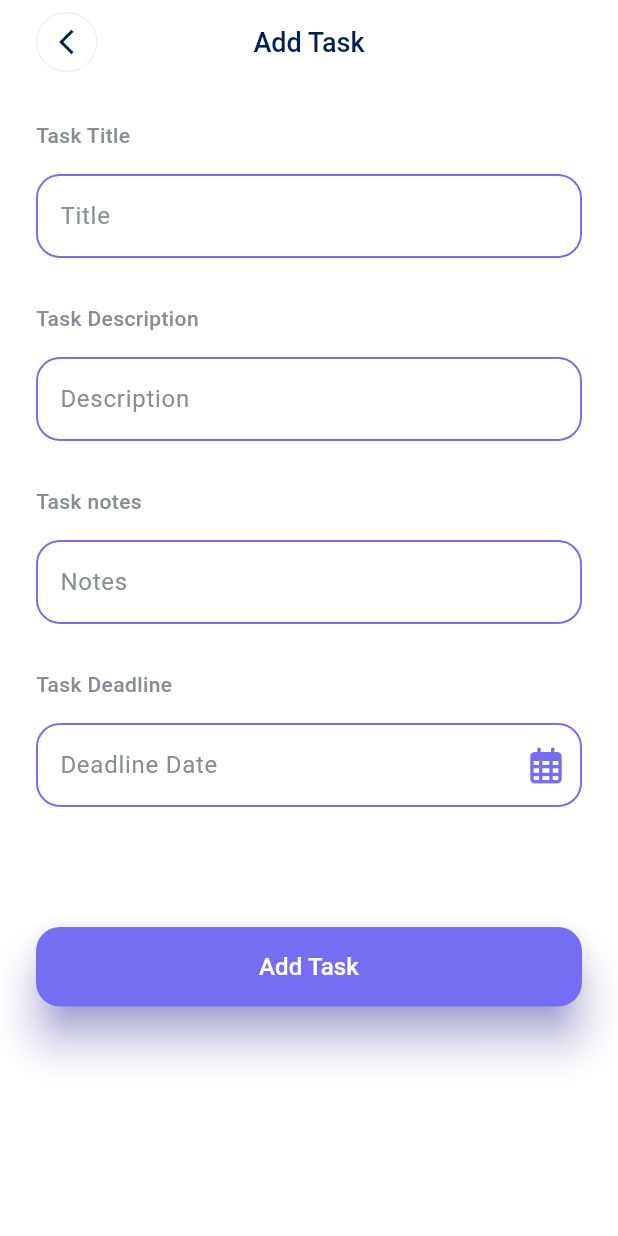
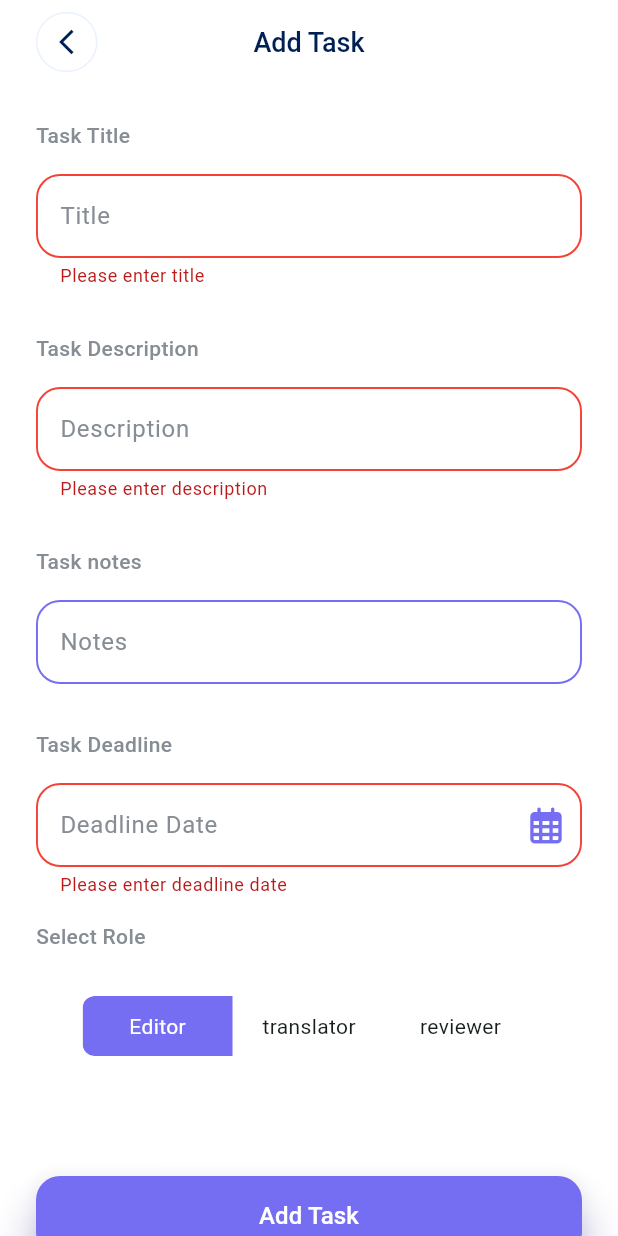
Before and after one commit to MohammadAliOmari/Task_Management_App, a Flutter app: the AddTaskScreen screen opened by its route, after a tap on "Add Task", on a phone screen of 412 x 824 dp. Run offline on Flutter 3.47's test engine with Material 3 defaults, Android fonts, the phone set to English and light mode, and no system bars; drawn by our look-alikes of toggle_switch; our stand-ins replace dartz, dio, flutter_bloc, flutter_dotenv, font_awesome_flutter, get_it and 5 more; accounts and stored records are empty.

Commit message:
update add task screen , update dark theme issue

```diff
--- a/lib/core/utils/api_services.dart
+++ b/lib/core/utils/api_services.dart
@@ -46,10 +46,10 @@ class ApiServices {
       }
     } on DioException catch (e) {
       final errorData = _handleError(e);
-      throw ApiException(errorData['error']); // Throw a custom ApiException
+      return errorData; // Return the error data ApiException(errorData['error']); // Throw a custom ApiException
     } catch (e) {
       log("Error: $e");
-      throw ApiException("An unexpected error occurred: ${e.toString()}");
+      return {'error': e.toString()};
     }
   }
 
--- a/lib/features/add_task/data/models/add_task_model.dart
+++ b/lib/features/add_task/data/models/add_task_model.dart
@@ -13,26 +13,30 @@ class AddTaskModel {
   bool? success;
   String? message;
   String? taskId;
-  int? assignedTo;
+  String? roleName;
+  int? usercount;
 
   AddTaskModel({
     this.success,
     this.message,
     this.taskId,
-    this.assignedTo,
+    this.usercount,
+    this.roleName,
   });
 
   factory AddTaskModel.fromJson(Map<String, dynamic> json) => AddTaskModel(
         success: json["success"],
         message: json["message"],
         taskId: json["task_id"],
-        assignedTo: json["assigned_to"],
+        usercount: json["user_count"],
+        roleName: json["role_name"],
       );
 
   Map<String, dynamic> toJson() => {
         "success": success,
         "message": message,
         "task_id": taskId,
-        "assigned_to": assignedTo,
+        "user_count": usercount,
+        "role_name": roleName,
       };
 }
--- a/lib/features/add_task/data/repos/add_task_repo.dart
+++ b/lib/features/add_task/data/repos/add_task_repo.dart
@@ -3,5 +3,5 @@ import 'package:task_app/core/errors/errors.dart';
 
 abstract class AddTaskRepo {
   Future<Either<Failure, Map<String, dynamic>>> addTask(
-      String title, String description, String date, String notes);
+      String title, String description, String date, String notes, int roleid);
 }
--- a/lib/features/add_task/data/repos/add_task_repo_impl.dart
+++ b/lib/features/add_task/data/repos/add_task_repo_impl.dart
@@ -9,14 +9,15 @@ class AddTaskRepoImpl extends AddTaskRepo {
 
   AddTaskRepoImpl(this._apiServices);
   @override
-  Future<Either<Failure, Map<String, dynamic>>> addTask(
-      String title, String description, String date, String notes) async {
+  Future<Either<Failure, Map<String, dynamic>>> addTask(String title,
+      String description, String date, String notes, int roleid) async {
     try {
       var response = await _apiServices.post('add_task.php', data: {
         "title": title,
         "description": description,
         "deadline": date,
-        "notes": notes
+        "notes": notes,
+        "role_id": roleid
       });
       return right(response);
     } catch (e) {
--- a/lib/features/add_task/presentation/manager/add_task_state.dart
+++ b/lib/features/add_task/presentation/manager/add_task_state.dart
@@ -6,7 +6,10 @@ final class AddTaskInitialState extends AddTaskState {}
 
 final class AddTaskLoadingState extends AddTaskState {}
 
-final class AddTaskSuccessState extends AddTaskState {}
+final class AddTaskSuccessState extends AddTaskState {
+  final AddTaskModel addTaskModel;
+  AddTaskSuccessState(this.addTaskModel);
+}
 
 final class AddTaskFailureState extends AddTaskState {
   final String message;
--- a/lib/features/add_task/presentation/view/add_task_screen.dart
+++ b/lib/features/add_task/presentation/view/add_task_screen.dart
@@ -1,20 +1,19 @@
 import 'package:flutter/material.dart';
-import 'package:font_awesome_flutter/font_awesome_flutter.dart';
+import 'package:flutter_bloc/flutter_bloc.dart';
 import 'package:go_router/go_router.dart';
 import 'package:task_app/constants.dart';
+import 'package:task_app/core/dependency_injection/dependency_injection.dart';
 import 'package:task_app/core/utils/styles/text_style.dart';
-import 'package:task_app/core/widgets/custom_button.dart';
-import 'package:task_app/core/widgets/custom_text_field.dart';
+import 'package:task_app/features/add_task/presentation/manager/add_task_cubit.dart';
+import 'package:task_app/features/add_task/presentation/view/widgets/add_task_bloc_builder.dart';
 
 class AddTaskScreen extends StatelessWidget {
   const AddTaskScreen({super.key});
   @override
   Widget build(BuildContext context) {
-    final TextEditingController controller = TextEditingController();
-    final TextEditingController dcontroller = TextEditingController();
-    final isDarkMode = Theme.of(context).brightness == Brightness.dark;
-
-    return Scaffold(
+    return BlocProvider(
+      create: (context) => getIt.get<AddTaskCubit>(),
+      child: Scaffold(
           appBar: AppBar(
             scrolledUnderElevation: 0,
             automaticallyImplyLeading: false,
@@ -49,119 +48,7 @@ class AddTaskScreen extends StatelessWidget {
               ),
             ),
           ),
-        body: SingleChildScrollView(
-          child: Form(
-            child: Padding(
-              padding: const EdgeInsets.all(24.0),
-              child: Column(
-                crossAxisAlignment: CrossAxisAlignment.start,
-                children: [
-                  Text(
-                    'Task Title',
-                    style: Styles.textStyle14meduim.copyWith(color: kGrayColor),
-                  ),
-                  const SizedBox(
-                    height: 16,
-                  ),
-                  CustomTextField(
-                    hintText: 'Title',
-                    controller: controller,
-                    validator: (p0) {},
-                  ),
-                  const SizedBox(
-                    height: 30,
-                  ),
-                  Text(
-                    'Task Description',
-                    style: Styles.textStyle14meduim.copyWith(color: kGrayColor),
-                  ),
-                  const SizedBox(
-                    height: 16,
-                  ),
-                  CustomTextField(
-                    hintText: 'Description',
-                    controller: dcontroller,
-                    validator: (p0) {},
-                  ),
-                  const SizedBox(
-                    height: 30,
-                  ),
-                  Text('Task notes',
-                      style:
-                          Styles.textStyle14meduim.copyWith(color: kGrayColor)),
-                  const SizedBox(
-                    height: 16,
-                  ),
-                  CustomTextField(
-                    hintText: 'Notes',
-                    controller: dcontroller,
-                    validator: (p0) {},
-                  ),
-                  const SizedBox(
-                    height: 30,
-                  ),
-                  Text('Task Deadline',
-                      style:
-                          Styles.textStyle14meduim.copyWith(color: kGrayColor)),
-                  const SizedBox(
-                    height: 16,
-                  ),
-                  CustomTextField(
-                    icon: Icon(
-                      FontAwesomeIcons.calendarDays,
-                      color: Theme.of(context).iconTheme.color,
-                    ),
-                    onpressed: () async {
-                      final dateTime = await showDatePicker(
-                        context: context,
-                        initialDate: DateTime.now(),
-                        firstDate: DateTime.now(),
-                        lastDate: DateTime(3000),
-                        builder: (context, child) {
-                          return isDarkMode
-                              ? Theme(
-                                  data: ThemeData.dark().copyWith(
-                                      colorScheme: ColorScheme.dark(
-                                    primary: Theme.of(context).primaryColor,
-                                    onPrimary:
-                                        Colors.white, // Header text color
-                                    surface: Colors
-                                        .grey[850]!, // Dialog background color
-                                    onSurface: Colors.white,
-                                  )),
-                                  child: child!,
-                                )
-                              : Theme(
-                                  data: ThemeData.light().copyWith(
-                                      colorScheme:
-                                          const ColorScheme.light().copyWith(
-                                    primary: Theme.of(context).primaryColor,
-                                    onPrimary:
-                                        Colors.white, // Header text color
-                                    onSurface: Colors.black,
-                                  )),
-                                  child: child!,
+          body: const AddTaskBlocBuilder()),
     );
-                        },
-                      );
-                      final time =
-                          '${dateTime?.day}/${dateTime?.month}/${dateTime?.year}';
-                      if (dateTime != null) {
-                        dcontroller.text = time;
-                      }
-                    },
-                    hintText: 'Deadline Date',
-                    controller: dcontroller,
-                    validator: (p0) {},
-                  ),
-                  const SizedBox(
-                    height: 80,
-                  ),
-                  CustomButton(title: 'Add Task', onPressed: () {})
-                ],
-              ),
-            ),
-          ),
-        ));
   }
 }
--- /dev/null
+++ b/lib/features/add_task/presentation/view/widgets/add_task_bloc_builder.dart
@@ -0,0 +1,152 @@
+import 'package:flutter/material.dart';
+import 'package:flutter_bloc/flutter_bloc.dart';
+import 'package:font_awesome_flutter/font_awesome_flutter.dart';
+import 'package:task_app/constants.dart';
+import 'package:task_app/core/utils/styles/text_style.dart';
+import 'package:task_app/core/widgets/custom_button.dart';
+import 'package:task_app/core/widgets/custom_text_field.dart';
+import 'package:task_app/features/add_task/presentation/manager/add_task_cubit.dart';
+import 'package:task_app/features/add_task/presentation/view/widgets/add_taskk_bloc_listener.dart';
+import 'package:toggle_switch/toggle_switch.dart';
+
+class AddTaskBlocBuilder extends StatelessWidget {
+  const AddTaskBlocBuilder({
+    super.key,
+  });
+
+  @override
+  Widget build(BuildContext context) {
+    return BlocBuilder<AddTaskCubit, AddTaskState>(
+      builder: (context, state) {
+        var cubit = context.read<AddTaskCubit>();
+        return SingleChildScrollView(
+          child: Form(
+            key: cubit.formKey,
+            child: Padding(
+              padding: const EdgeInsets.all(24.0),
+              child: Column(
+                crossAxisAlignment: CrossAxisAlignment.start,
+                children: [
+                  Text(
+                    'Task Title',
+                    style: Styles.textStyle14meduim.copyWith(color: kGrayColor),
+                  ),
+                  const SizedBox(
+                    height: 16,
+                  ),
+                  CustomTextField(
+                    hintText: 'Title',
+                    controller: cubit.titleController,
+                    validator: (value) {
+                      if (value == null || value.isEmpty) {
+                        return 'Please enter title';
+                      }
+                    },
+                  ),
+                  const SizedBox(
+                    height: 30,
+                  ),
+                  Text(
+                    'Task Description',
+                    style: Styles.textStyle14meduim.copyWith(color: kGrayColor),
+                  ),
+                  const SizedBox(
+                    height: 16,
+                  ),
+                  CustomTextField(
+                    hintText: 'Description',
+                    controller: cubit.descriptionController,
+                    validator: (value) {
+                      if (value == null || value.isEmpty) {
+                        return 'Please enter description';
+                      }
+                    },
+                  ),
+                  const SizedBox(
+                    height: 30,
+                  ),
+                  Text('Task notes',
+                      style:
+                          Styles.textStyle14meduim.copyWith(color: kGrayColor)),
+                  const SizedBox(
+                    height: 16,
+                  ),
+                  CustomTextField(
+                    hintText: 'Notes',
+                    controller: cubit.notesController,
+                    validator: (value) {},
+                  ),
+                  const SizedBox(
+                    height: 30,
+                  ),
+                  Text('Task Deadline',
+                      style:
+                          Styles.textStyle14meduim.copyWith(color: kGrayColor)),
+                  const SizedBox(
+                    height: 16,
+                  ),
+                  CustomTextField(
+                    icon: Icon(
+                      FontAwesomeIcons.calendarDays,
+                      color: Theme.of(context).iconTheme.color,
+                    ),
+                    onpressed: () {
+                      cubit.changeDate(context);
+                    },
+                    hintText: 'Deadline Date',
+                    controller: cubit.dateController,
+                    validator: (value) {
+                      if (value == null || value.isEmpty) {
+                        return 'Please enter deadline date';
+                      }
+                    },
+                  ),
+                  const SizedBox(
+                    height: 16,
+                  ),
+                  Text('Select Role',
+                      style:
+                          Styles.textStyle14meduim.copyWith(color: kGrayColor)),
+                  const SizedBox(
+                    height: 30,
+                  ),
+                  Center(
+                    child: ToggleSwitch(
+                      customWidths: const [100, 100, 100],
+                      initialLabelIndex: 0,
+                      totalSwitches: 3,
+                      activeFgColor: Theme.of(context).scaffoldBackgroundColor,
+                      inactiveBgColor:
+                          Theme.of(context).scaffoldBackgroundColor,
+                      activeBgColor: [
+                        Theme.of(context).iconTheme.color!,
+                        Theme.of(context).iconTheme.color!,
+                        Theme.of(context).iconTheme.color!,
+                      ],
+                      labels: const ['Editor', 'translator', 'reviewer'],
+                      onToggle: (index) {
+                        cubit.selectRole(index);
+                      },
+                    ),
+                  ),
+                  const SizedBox(
+                    height: 80,
+                  ),
+                  CustomButton(
+                      title: 'Add Task',
+                      onPressed: () {
+                        if (cubit.formKey.currentState!.validate()) {
+                          cubit.addTask();
+                        }
+                      }),
+                  const AddTaskBlocListener(),
+                  // Here, default theme colors are used for activeBgColor, activeFgColor, inactiveBgColor and inactiveFgColor
+                ],
+              ),
+            ),
+          ),
+        );
+      },
+    );
+  }
+}
--- a/lib/features/home/presentation/view/widgets/inprogress_list_view.dart
+++ b/lib/features/home/presentation/view/widgets/inprogress_list_view.dart
@@ -17,8 +17,8 @@ class InProgressListView extends StatelessWidget {
           itemBuilder: (context, index) => Container(
                 decoration: BoxDecoration(
                   borderRadius: BorderRadius.circular(16),
-                  color: Colors.white,
-                  border: Border.all(color: kLightGrayColor),
+                  color: Theme.of(context).scaffoldBackgroundColor,
+                  border: Border.all(color: kGrayColor),
                 ),
                 margin: const EdgeInsets.only(bottom: 16),
                 height: 85,
@@ -53,7 +53,7 @@ class InProgressListView extends StatelessWidget {
                               .copyWith(color: Theme.of(context).primaryColor),
                         ),
                         backgroundColor: kLightGrayColor,
-                        progressColor: kPurpleColor,
+                        progressColor: Theme.of(context).iconTheme.color,
                       ),
                     ],
                   ),
--- a/lib/features/layout/presentation/manager/cubit/layout_cubit.dart
+++ b/lib/features/layout/presentation/manager/cubit/layout_cubit.dart
@@ -1,7 +1,6 @@
 import 'package:flutter/material.dart';
 import 'package:flutter_bloc/flutter_bloc.dart';
 import 'package:go_router/go_router.dart';
-import 'package:task_app/constants.dart';
 import 'package:task_app/core/utils/app_router.dart';
 import 'package:task_app/features/home/presentation/view/home_screen.dart';
 import 'package:task_app/features/layout/presentation/view/widgets/bottom_sheet_item.dart';
@@ -76,7 +75,7 @@ class LayoutCubit extends Cubit<LayoutCubitState> {
                   width: 50,
                   decoration: BoxDecoration(
                     borderRadius: BorderRadius.circular(50),
-                    color: kPurpleColor,
+                    color: Theme.of(context).iconTheme.color,
                   ),
                   child: IconButton(
                     onPressed: () {
--- a/lib/features/layout/presentation/view/widgets/layout_bloc_consumer.dart
+++ b/lib/features/layout/presentation/view/widgets/layout_bloc_consumer.dart
@@ -22,7 +22,7 @@ class LayoutBlocConsumer extends StatelessWidget {
             elevation: 12,
             backgroundColor: Theme.of(context).scaffoldBackgroundColor,
             currentIndex: context.read<LayoutCubit>().curentindex,
-            selectedItemColor: kPurpleColor,
+            selectedItemColor: Theme.of(context).iconTheme.color,
             unselectedItemColor: kGrayColor,
             showSelectedLabels: false,
             iconSize: 28,
@@ -53,7 +53,7 @@ class LayoutBlocConsumer extends StatelessWidget {
                   width: 50,
                   decoration: BoxDecoration(
                     borderRadius: BorderRadius.circular(50),
-                    color: kPurpleColor,
+                    color: Theme.of(context).iconTheme.color,
                   ),
                   child: const Icon(
                     Icons.add_outlined,
--- a/pubspec.yaml
+++ b/pubspec.yaml
@@ -45,6 +45,7 @@ dependencies:
   pretty_dio_logger: ^1.4.0
   smooth_page_indicator: ^1.2.0+3
   toastification: ^2.3.0
+  toggle_switch: ^2.3.0
 
 dev_dependencies:
   flutter_lints: ^4.0.0
```
Also changed, not shown: lib/core/dependency_injection/dependency_injection.dart (+16 -3 lines), lib/features/add_task/presentation/manager/add_task_cubit.dart (+58 -4 lines), lib/features/add_task/presentation/view/widgets/add_taskk_bloc_listener.dart (added, +62 -0 lines), lib/features/signup/presentation/manager/cubit/sign_up_cubit.dart (+8 -0 lines), pubspec.lock. Lines whose indentation alone changed are shown as unchanged.
